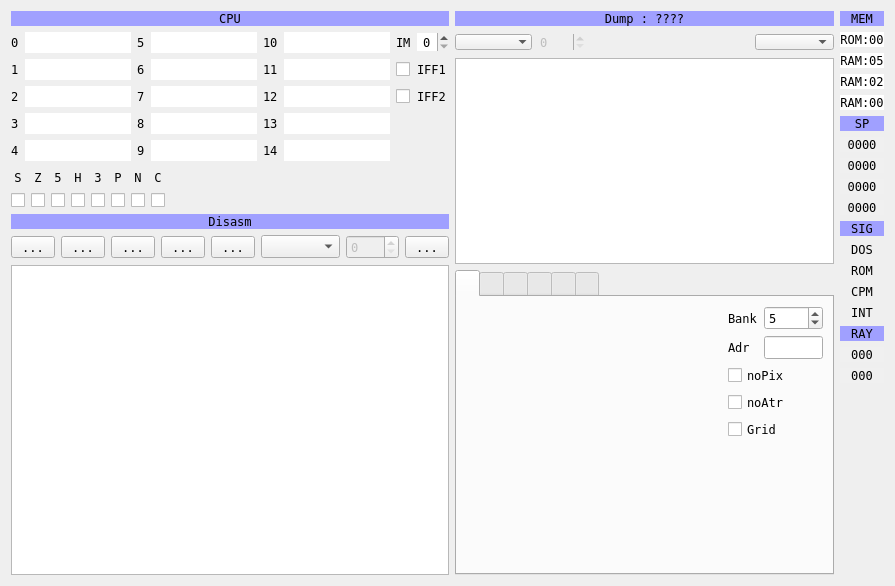
The window that ui/debuger.ui (samstyle/Xpeccy) describes before a commit, drawn with Qt 5.
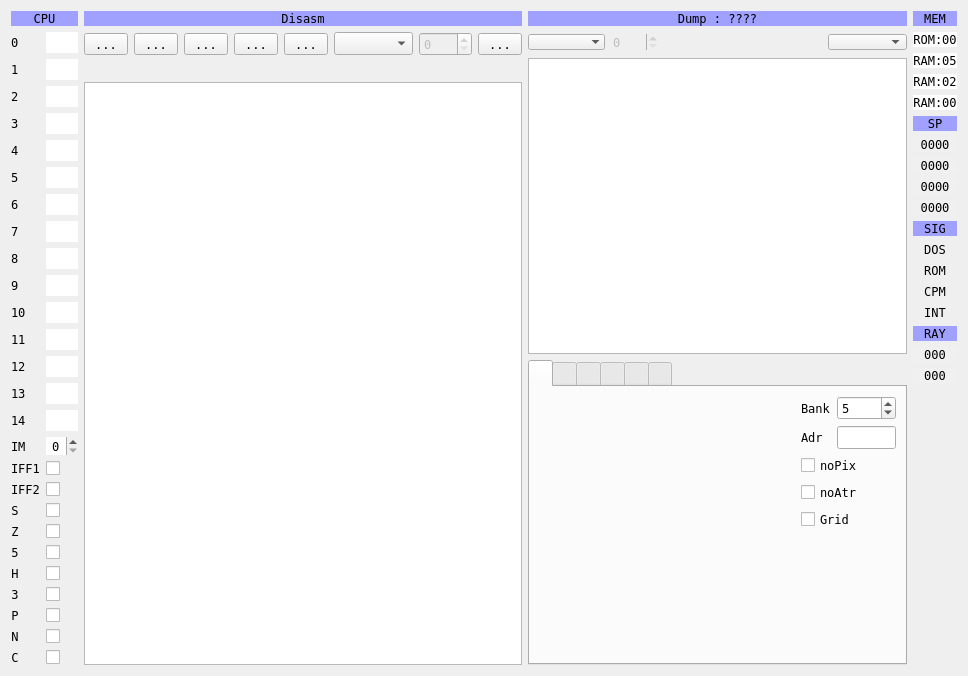
The same window after the commit. Icons and pictures are not drawn. Custom widgets are drawn as their Qt base class.

```diff
--- a/ui/debuger.ui
+++ b/ui/debuger.ui
@@ -6,8 +6,8 @@
    <rect>
     <x>0</x>
     <y>0</y>
-    <width>811</width>
-    <height>586</height>
+    <width>886</width>
+    <height>607</height>
    </rect>
   </property>
   <property name="font">
@@ -22,9 +22,9 @@
    <iconset resource="../xpeccy.qrc">
     <normaloff>:/images/bug.png</normaloff>:/images/bug.png</iconset>
   </property>
-  <layout class="QHBoxLayout" name="horizontalLayout_5" stretch="10,0,0">
+  <layout class="QHBoxLayout" name="horizontalLayout_5" stretch="0,10,0,0">
    <item>
-    <layout class="QVBoxLayout" name="verticalLayout_5" stretch="0,0,0,0,0,10">
+    <layout class="QVBoxLayout" name="verticalLayout_9" stretch="0,10">
      <item>
       <widget class="QLabel" name="label_26">
        <property name="styleSheet">
@@ -39,83 +39,11 @@
       </widget>
      </item>
      <item>
-      <layout class="QGridLayout" name="cpuGrid">
-       <item row="4" column="2">
-        <widget class="QLabel" name="labReg09">
+      <layout class="QFormLayout" name="formLayout">
+       <item row="0" column="0">
+        <widget class="QLabel" name="labReg00">
          <property name="text">
-          <string>9</string>
-         </property>
-        </widget>
-       </item>
-       <item row="2" column="4">
-        <widget class="QLabel" name="labReg12">
-         <property name="text">
-          <string>12</string>
-         </property>
-        </widget>
-       </item>
-       <item row="3" column="3">
-        <widget class="QLineEdit" name="editReg08">
-         <property name="inputMask">
-          <string>HHHH</string>
-         </property>
-         <property name="frame">
-          <bool>false</bool>
-         </property>
-         <property name="alignment">
-          <set>Qt::AlignCenter</set>
-         </property>
-        </widget>
-       </item>
-       <item row="3" column="1">
-        <widget class="QLineEdit" name="editReg03">
-         <property name="inputMask">
-          <string>HHHH</string>
-         </property>
-         <property name="frame">
-          <bool>false</bool>
-         </property>
-         <property name="alignment">
-          <set>Qt::AlignCenter</set>
-         </property>
-        </widget>
-       </item>
-       <item row="4" column="1">
-        <widget class="QLineEdit" name="editReg04">
-         <property name="inputMask">
-          <string>HHHH</string>
-         </property>
-         <property name="frame">
-          <bool>false</bool>
-         </property>
-         <property name="alignment">
-          <set>Qt::AlignCenter</set>
-         </property>
-        </widget>
-       </item>
-       <item row="1" column="5">
-        <widget class="QLineEdit" name="editReg11">
-         <property name="inputMask">
-          <string>HHHH</string>
-         </property>
-         <property name="frame">
-          <bool>false</bool>
-         </property>
-         <property name="alignment">
-          <set>Qt::AlignCenter</set>
-         </property>
-        </widget>
-       </item>
-       <item row="0" column="3">
-        <widget class="QLineEdit" name="editReg05">
-         <property name="inputMask">
-          <string>HHHH</string>
-         </property>
-         <property name="frame">
-          <bool>false</bool>
-         </property>
-         <property name="alignment">
-          <set>Qt::AlignCenter</set>
+          <string>0</string>
          </property>
         </widget>
        </item>
@@ -132,19 +60,6 @@
          </property>
         </widget>
        </item>
-       <item row="4" column="3">
-        <widget class="QLineEdit" name="editReg09">
-         <property name="inputMask">
-          <string>HHHH</string>
-         </property>
-         <property name="frame">
-          <bool>false</bool>
-         </property>
-         <property name="alignment">
-          <set>Qt::AlignCenter</set>
-         </property>
-        </widget>
-       </item>
        <item row="1" column="0">
         <widget class="QLabel" name="labReg01">
          <property name="text">
@@ -152,10 +67,16 @@
          </property>
         </widget>
        </item>
-       <item row="3" column="2">
-        <widget class="QLabel" name="labReg08">
-         <property name="text">
-          <string>8</string>
+       <item row="1" column="1">
+        <widget class="QLineEdit" name="editReg01">
+         <property name="inputMask">
+          <string>HHHH</string>
+         </property>
+         <property name="frame">
+          <bool>false</bool>
+         </property>
+         <property name="alignment">
+          <set>Qt::AlignCenter</set>
          </property>
         </widget>
        </item>
@@ -166,33 +87,6 @@
          </property>
         </widget>
        </item>
-       <item row="1" column="4">
-        <widget class="QLabel" name="labReg11">
-         <property name="text">
-          <string>11</string>
-         </property>
-        </widget>
-       </item>
-       <item row="1" column="1">
-        <widget class="QLineEdit" name="editReg01">
-         <property name="inputMask">
-          <string>HHHH</string>
-         </property>
-         <property name="frame">
-          <bool>false</bool>
-         </property>
-         <property name="alignment">
-          <set>Qt::AlignCenter</set>
-         </property>
-        </widget>
-       </item>
-       <item row="3" column="4">
-        <widget class="QLabel" name="labReg13">
-         <property name="text">
-          <string>13</string>
-         </property>
-        </widget>
-       </item>
        <item row="2" column="1">
         <widget class="QLineEdit" name="editReg02">
          <property name="inputMask">
@@ -206,35 +100,15 @@
          </property>
         </widget>
        </item>
-       <item row="1" column="6">
-        <widget class="QCheckBox" name="flagIFF1">
+       <item row="3" column="0">
+        <widget class="QLabel" name="labReg03">
          <property name="text">
-          <string/>
+          <string>3</string>
          </property>
         </widget>
        </item>
-       <item row="0" column="7">
-        <widget class="QSpinBox" name="boxIM">
-         <property name="frame">
-          <bool>false</bool>
-         </property>
-         <property name="alignment">
-          <set>Qt::AlignCenter</set>
-         </property>
-         <property name="maximum">
-          <number>2</number>
-         </property>
-        </widget>
-       </item>
-       <item row="0" column="6">
-        <widget class="QLabel" name="label_10">
-         <property name="text">
-          <string>IM</string>
-         </property>
-        </widget>
-       </item>
-       <item row="2" column="5">
-        <widget class="QLineEdit" name="editReg12">
+       <item row="3" column="1">
+        <widget class="QLineEdit" name="editReg03">
          <property name="inputMask">
           <string>HHHH</string>
          </property>
@@ -246,13 +120,6 @@
          </property>
         </widget>
        </item>
-       <item row="0" column="2">
-        <widget class="QLabel" name="labReg05">
-         <property name="text">
-          <string>5</string>
-         </property>
-        </widget>
-       </item>
        <item row="4" column="0">
         <widget class="QLabel" name="labReg04">
          <property name="text">
@@ -260,29 +127,8 @@
          </property>
         </widget>
        </item>
-       <item row="2" column="6">
-        <widget class="QCheckBox" name="flagIFF2">
-         <property name="text">
-          <string/>
-         </property>
-        </widget>
-       </item>
-       <item row="1" column="7">
-        <widget class="QLabel" name="label_8">
-         <property name="text">
-          <string>IFF1</string>
-         </property>
-        </widget>
-       </item>
-       <item row="0" column="0">
-        <widget class="QLabel" name="labReg00">
-         <property name="text">
-          <string>0</string>
-         </property>
-        </widget>
-       </item>
-       <item row="0" column="5">
-        <widget class="QLineEdit" name="editReg10">
+       <item row="4" column="1">
+        <widget class="QLineEdit" name="editReg04">
          <property name="inputMask">
           <string>HHHH</string>
          </property>
@@ -294,8 +140,15 @@
          </property>
         </widget>
        </item>
-       <item row="2" column="3">
-        <widget class="QLineEdit" name="editReg07">
+       <item row="5" column="0">
+        <widget class="QLabel" name="labReg05">
+         <property name="text">
+          <string>5</string>
+         </property>
+        </widget>
+       </item>
+       <item row="5" column="1">
+        <widget class="QLineEdit" name="editReg05">
          <property name="inputMask">
           <string>HHHH</string>
          </property>
@@ -307,14 +160,14 @@
          </property>
         </widget>
        </item>
-       <item row="3" column="0">
-        <widget class="QLabel" name="labReg03">
+       <item row="6" column="0">
+        <widget class="QLabel" name="labReg06">
          <property name="text">
-          <string>3</string>
+          <string>6</string>
          </property>
         </widget>
        </item>
-       <item row="1" column="3">
+       <item row="6" column="1">
         <widget class="QLineEdit" name="editReg06">
          <property name="inputMask">
           <string>HHHH</string>
@@ -327,28 +180,134 @@
          </property>
         </widget>
        </item>
-       <item row="2" column="7">
-        <widget class="QLabel" name="label_11">
-         <property name="text">
-          <string>IFF2</string>
-         </property>
-        </widget>
-       </item>
-       <item row="0" column="4">
-        <widget class="QLabel" name="labReg10">
-         <property name="text">
-          <string>10</string>
-         </property>
-        </widget>
-       </item>
-       <item row="2" column="2">
+       <item row="7" column="0">
         <widget class="QLabel" name="labReg07">
          <property name="text">
           <string>7</string>
          </property>
         </widget>
        </item>
-       <item row="3" column="5">
+       <item row="7" column="1">
+        <widget class="QLineEdit" name="editReg07">
+         <property name="inputMask">
+          <string>HHHH</string>
+         </property>
+         <property name="frame">
+          <bool>false</bool>
+         </property>
+         <property name="alignment">
+          <set>Qt::AlignCenter</set>
+         </property>
+        </widget>
+       </item>
+       <item row="8" column="0">
+        <widget class="QLabel" name="labReg08">
+         <property name="text">
+          <string>8</string>
+         </property>
+        </widget>
+       </item>
+       <item row="8" column="1">
+        <widget class="QLineEdit" name="editReg08">
+         <property name="inputMask">
+          <string>HHHH</string>
+         </property>
+         <property name="frame">
+          <bool>false</bool>
+         </property>
+         <property name="alignment">
+          <set>Qt::AlignCenter</set>
+         </property>
+        </widget>
+       </item>
+       <item row="9" column="0">
+        <widget class="QLabel" name="labReg09">
+         <property name="text">
+          <string>9</string>
+         </property>
+        </widget>
+       </item>
+       <item row="9" column="1">
+        <widget class="QLineEdit" name="editReg09">
+         <property name="inputMask">
+          <string>HHHH</string>
+         </property>
+         <property name="frame">
+          <bool>false</bool>
+         </property>
+         <property name="alignment">
+          <set>Qt::AlignCenter</set>
+         </property>
+        </widget>
+       </item>
+       <item row="10" column="0">
+        <widget class="QLabel" name="labReg10">
+         <property name="text">
+          <string>10</string>
+         </property>
+        </widget>
+       </item>
+       <item row="10" column="1">
+        <widget class="QLineEdit" name="editReg10">
+         <property name="inputMask">
+          <string>HHHH</string>
+         </property>
+         <property name="frame">
+          <bool>false</bool>
+         </property>
+         <property name="alignment">
+          <set>Qt::AlignCenter</set>
+         </property>
+        </widget>
+       </item>
+       <item row="11" column="0">
+        <widget class="QLabel" name="labReg11">
+         <property name="text">
+          <string>11</string>
+         </property>
+        </widget>
+       </item>
+       <item row="11" column="1">
+        <widget class="QLineEdit" name="editReg11">
+         <property name="inputMask">
+          <string>HHHH</string>
+         </property>
+         <property name="frame">
+          <bool>false</bool>
+         </property>
+         <property name="alignment">
+          <set>Qt::AlignCenter</set>
+         </property>
+        </widget>
+       </item>
+       <item row="12" column="0">
+        <widget class="QLabel" name="labReg12">
+         <property name="text">
+          <string>12</string>
+         </property>
+        </widget>
+       </item>
+       <item row="12" column="1">
+        <widget class="QLineEdit" name="editReg12">
+         <property name="inputMask">
+          <string>HHHH</string>
+         </property>
+         <property name="frame">
+          <bool>false</bool>
+         </property>
+         <property name="alignment">
+          <set>Qt::AlignCenter</set>
+         </property>
+        </widget>
+       </item>
+       <item row="13" column="0">
+        <widget class="QLabel" name="labReg13">
+         <property name="text">
+          <string>13</string>
+         </property>
+        </widget>
+       </item>
+       <item row="13" column="1">
         <widget class="QLineEdit" name="editReg13">
          <property name="inputMask">
           <string>HHHH</string>
@@ -361,49 +320,86 @@
          </property>
         </widget>
        </item>
-       <item row="4" column="5">
-        <widget class="QLineEdit" name="editReg14">
-         <property name="inputMask">
-          <string>HHHH</string>
-         </property>
-         <property name="frame">
-          <bool>false</bool>
-         </property>
-         <property name="alignment">
-          <set>Qt::AlignCenter</set>
-         </property>
-        </widget>
-       </item>
-       <item row="4" column="4">
+       <item row="14" column="0">
         <widget class="QLabel" name="labReg14">
          <property name="text">
           <string>14</string>
          </property>
         </widget>
        </item>
-       <item row="1" column="2">
-        <widget class="QLabel" name="labReg06">
+       <item row="14" column="1">
+        <widget class="QLineEdit" name="editReg14">
+         <property name="inputMask">
+          <string>HHHH</string>
+         </property>
+         <property name="frame">
+          <bool>false</bool>
+         </property>
+         <property name="alignment">
+          <set>Qt::AlignCenter</set>
+         </property>
+        </widget>
+       </item>
+       <item row="15" column="0">
+        <widget class="QLabel" name="label_10">
          <property name="text">
-          <string>6</string>
+          <string>IM</string>
          </property>
         </widget>
        </item>
-      </layout>
-     </item>
-     <item>
-      <layout class="QGridLayout" name="flagGrid">
-       <item row="0" column="7">
-        <widget class="QLabel" name="labF0">
+       <item row="15" column="1">
+        <widget class="QSpinBox" name="boxIM">
+         <property name="frame">
+          <bool>false</bool>
+         </property>
+         <property name="alignment">
+          <set>Qt::AlignCenter</set>
+         </property>
+         <property name="maximum">
+          <number>2</number>
+         </property>
+        </widget>
+       </item>
+       <item row="16" column="0">
+        <widget class="QLabel" name="label_8">
          <property name="text">
-          <string>C</string>
+          <string>IFF1</string>
          </property>
+        </widget>
+       </item>
+       <item row="16" column="1">
+        <widget class="QCheckBox" name="flagIFF1">
+         <property name="text">
+          <string/>
+         </property>
+        </widget>
+       </item>
+       <item row="17" column="0">
+        <widget class="QLabel" name="label_11">
+         <property name="text">
+          <string>IFF2</string>
+         </property>
+        </widget>
+       </item>
+       <item row="17" column="1">
+        <widget class="QCheckBox" name="flagIFF2">
+         <property name="text">
+          <string/>
+         </property>
+        </widget>
+       </item>
+       <item row="18" column="0">
+        <widget class="QLabel" name="labF7">
+         <property name="text">
+          <string>S</string>
+         </property>
          <property name="alignment">
           <set>Qt::AlignCenter</set>
          </property>
         </widget>
        </item>
-       <item row="1" column="6">
-        <widget class="QCheckBox" name="cbF1">
+       <item row="18" column="1">
+        <widget class="QCheckBox" name="cbF7">
          <property name="maximumSize">
           <size>
            <width>15</width>
@@ -418,27 +414,7 @@
          </attribute>
         </widget>
        </item>
-       <item row="0" column="2">
-        <widget class="QLabel" name="labF5">
-         <property name="text">
-          <string>5</string>
-         </property>
-         <property name="alignment">
-          <set>Qt::AlignCenter</set>
-         </property>
-        </widget>
-       </item>
-       <item row="0" column="4">
-        <widget class="QLabel" name="labF3">
-         <property name="text">
-          <string>3</string>
-         </property>
-         <property name="alignment">
-          <set>Qt::AlignCenter</set>
-         </property>
-        </widget>
-       </item>
-       <item row="0" column="1">
+       <item row="19" column="0">
         <widget class="QLabel" name="labF6">
          <property name="text">
           <string>Z</string>
@@ -448,18 +424,8 @@
          </property>
         </widget>
        </item>
-       <item row="0" column="6">
-        <widget class="QLabel" name="labF1">
-         <property name="text">
-          <string>N</string>
-         </property>
-         <property name="alignment">
-          <set>Qt::AlignCenter</set>
-         </property>
-        </widget>
-       </item>
-       <item row="1" column="3">
-        <widget class="QCheckBox" name="cbF4">
+       <item row="19" column="1">
+        <widget class="QCheckBox" name="cbF6">
          <property name="maximumSize">
           <size>
            <width>15</width>
@@ -474,8 +440,18 @@
          </attribute>
         </widget>
        </item>
-       <item row="1" column="7">
-        <widget class="QCheckBox" name="cbF0">
+       <item row="20" column="0">
+        <widget class="QLabel" name="labF5">
+         <property name="text">
+          <string>5</string>
+         </property>
+         <property name="alignment">
+          <set>Qt::AlignCenter</set>
+         </property>
+        </widget>
+       </item>
+       <item row="20" column="1">
+        <widget class="QCheckBox" name="cbF5">
          <property name="maximumSize">
           <size>
            <width>15</width>
@@ -490,17 +466,7 @@
          </attribute>
         </widget>
        </item>
-       <item row="0" column="5">
-        <widget class="QLabel" name="labF2">
-         <property name="text">
-          <string>P</string>
-         </property>
-         <property name="alignment">
-          <set>Qt::AlignCenter</set>
-         </property>
-        </widget>
-       </item>
-       <item row="0" column="3">
+       <item row="21" column="0">
         <widget class="QLabel" name="labF4">
          <property name="text">
           <string>H</string>
@@ -510,8 +476,8 @@
          </property>
         </widget>
        </item>
-       <item row="1" column="0">
-        <widget class="QCheckBox" name="cbF7">
+       <item row="21" column="1">
+        <widget class="QCheckBox" name="cbF4">
          <property name="maximumSize">
           <size>
            <width>15</width>
@@ -526,33 +492,17 @@
          </attribute>
         </widget>
        </item>
-       <item row="1" column="1">
-        <widget class="QCheckBox" name="cbF6">
-         <property name="maximumSize">
-          <size>
-           <width>15</width>
-           <height>15</height>
-          </size>
-         </property>
+       <item row="22" column="0">
+        <widget class="QLabel" name="labF3">
          <property name="text">
-          <string/>
-         </property>
-         <attribute name="buttonGroup">
-          <string notr="true">flagGroup</string>
-         </attribute>
-        </widget>
-       </item>
-       <item row="0" column="0">
-        <widget class="QLabel" name="labF7">
-         <property name="text">
-          <string>S</string>
+          <string>3</string>
          </property>
          <property name="alignment">
           <set>Qt::AlignCenter</set>
          </property>
         </widget>
        </item>
-       <item row="1" column="4">
+       <item row="22" column="1">
         <widget class="QCheckBox" name="cbF3">
          <property name="maximumSize">
           <size>
@@ -568,7 +518,17 @@
          </attribute>
         </widget>
        </item>
-       <item row="1" column="5">
+       <item row="23" column="0">
+        <widget class="QLabel" name="labF2">
+         <property name="text">
+          <string>P</string>
+         </property>
+         <property name="alignment">
+          <set>Qt::AlignCenter</set>
+         </property>
+        </widget>
+       </item>
+       <item row="23" column="1">
         <widget class="QCheckBox" name="cbF2">
          <property name="maximumSize">
           <size>
@@ -584,8 +544,18 @@
          </attribute>
         </widget>
        </item>
-       <item row="1" column="2">
-        <widget class="QCheckBox" name="cbF5">
+       <item row="24" column="0">
+        <widget class="QLabel" name="labF1">
+         <property name="text">
+          <string>N</string>
+         </property>
+         <property name="alignment">
+          <set>Qt::AlignCenter</set>
+         </property>
+        </widget>
+       </item>
+       <item row="24" column="1">
+        <widget class="QCheckBox" name="cbF1">
          <property name="maximumSize">
           <size>
            <width>15</width>
@@ -600,31 +570,38 @@
          </attribute>
         </widget>
        </item>
-       <item row="1" column="8">
-        <widget class="QLabel" name="labTcount">
+       <item row="25" column="0">
+        <widget class="QLabel" name="labF0">
          <property name="text">
-          <string/>
+          <string>C</string>
          </property>
          <property name="alignment">
-          <set>Qt::AlignRight|Qt::AlignTrailing|Qt::AlignVCenter</set>
+          <set>Qt::AlignCenter</set>
          </property>
         </widget>
        </item>
-       <item row="0" column="8">
-        <spacer name="horizontalSpacer_2">
-         <property name="orientation">
-          <enum>Qt::Horizontal</enum>
-         </property>
-         <property name="sizeHint" stdset="0">
+       <item row="25" column="1">
+        <widget class="QCheckBox" name="cbF0">
+         <property name="maximumSize">
           <size>
-           <width>40</width>
-           <height>20</height>
+           <width>15</width>
+           <height>15</height>
           </size>
          </property>
-        </spacer>
+         <property name="text">
+          <string/>
+         </property>
+         <attribute name="buttonGroup">
+          <string notr="true">flagGroup</string>
+         </attribute>
+        </widget>
        </item>
       </layout>
      </item>
+    </layout>
+   </item>
+   <item>
+    <layout class="QVBoxLayout" name="verticalLayout_5" stretch="0,0,0,10">
      <item>
       <widget class="QLabel" name="label_48">
        <property name="styleSheet">
@@ -752,6 +729,16 @@
        </item>
       </layout>
      </item>
+     <item>
+      <widget class="QLabel" name="labTcount">
+       <property name="text">
+        <string/>
+       </property>
+       <property name="alignment">
+        <set>Qt::AlignRight|Qt::AlignTrailing|Qt::AlignVCenter</set>
+       </property>
+      </widget>
+     </item>
      <item>
       <widget class="xDisasmTable" name="dasmTable">
        <property name="minimumSize">
@@ -807,9 +794,6 @@
        <attribute name="verticalHeaderMinimumSectionSize">
         <number>17</number>
        </attribute>
-       <attribute name="verticalHeaderStretchLastSection">
-        <bool>true</bool>
-       </attribute>
       </widget>
      </item>
     </layout>
```
Left out of the diff: 28 changed lines with no effect on the pictures.
